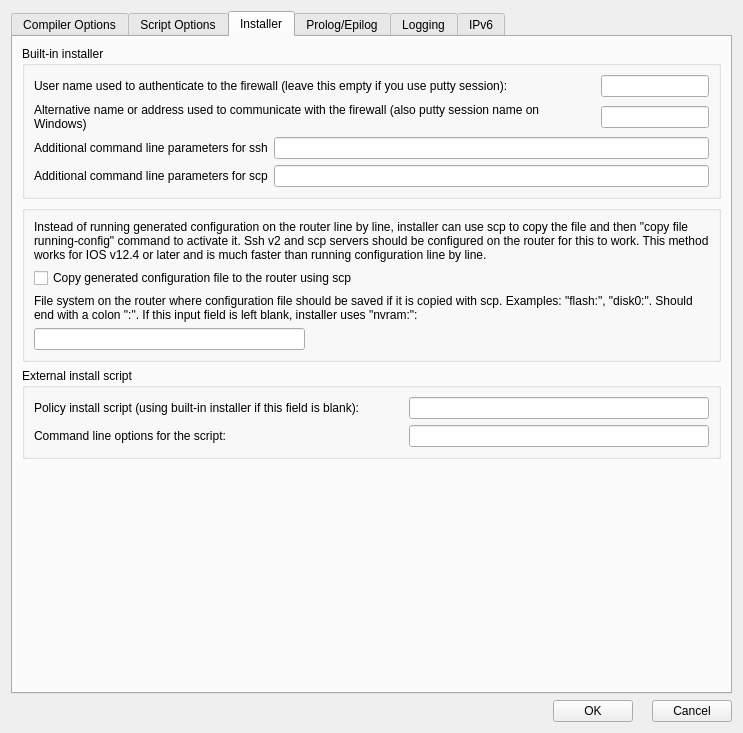
Above: src/gui/iosacladvanceddialog_q.ui from fwbuilder/fwbuilder before the change. Below: the same form after it.
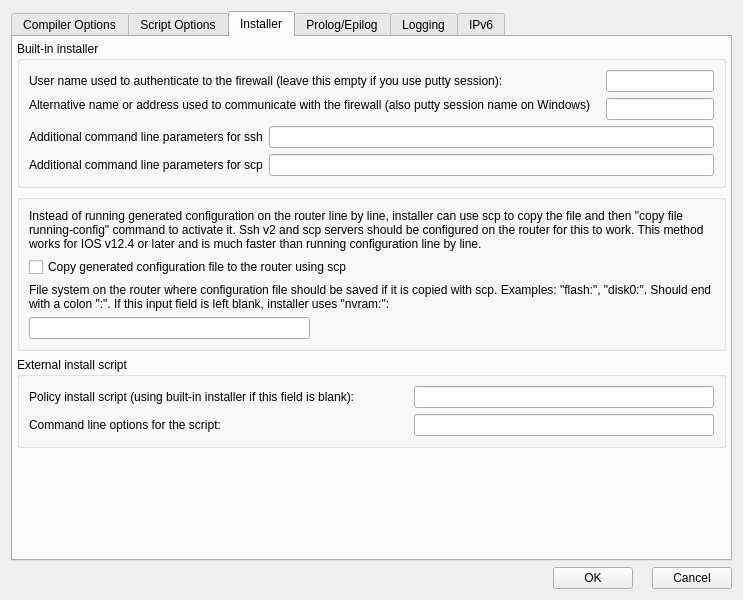
That is the form after the change. The open tabs and pages were chosen to show the change.

Commit message: Fixed #1619: made iosacl advanced dialog shorter and wider

What changed in the file:
```diff
--- a/src/gui/iosacladvanceddialog_q.ui
+++ b/src/gui/iosacladvanceddialog_q.ui
@@ -10,7 +10,7 @@
     <x>0</x>
     <y>0</y>
     <width>743</width>
-    <height>733</height>
+    <height>600</height>
    </rect>
   </property>
   <property name="windowTitle">
@@ -519,6 +519,9 @@
        <string>Installer</string>
       </attribute>
       <layout class="QGridLayout" name="gridLayout_8">
+       <property name="margin">
+        <number>4</number>
+       </property>
        <item row="0" column="0">
         <widget class="QGroupBox" name="groupBox2">
          <property name="title">
```
